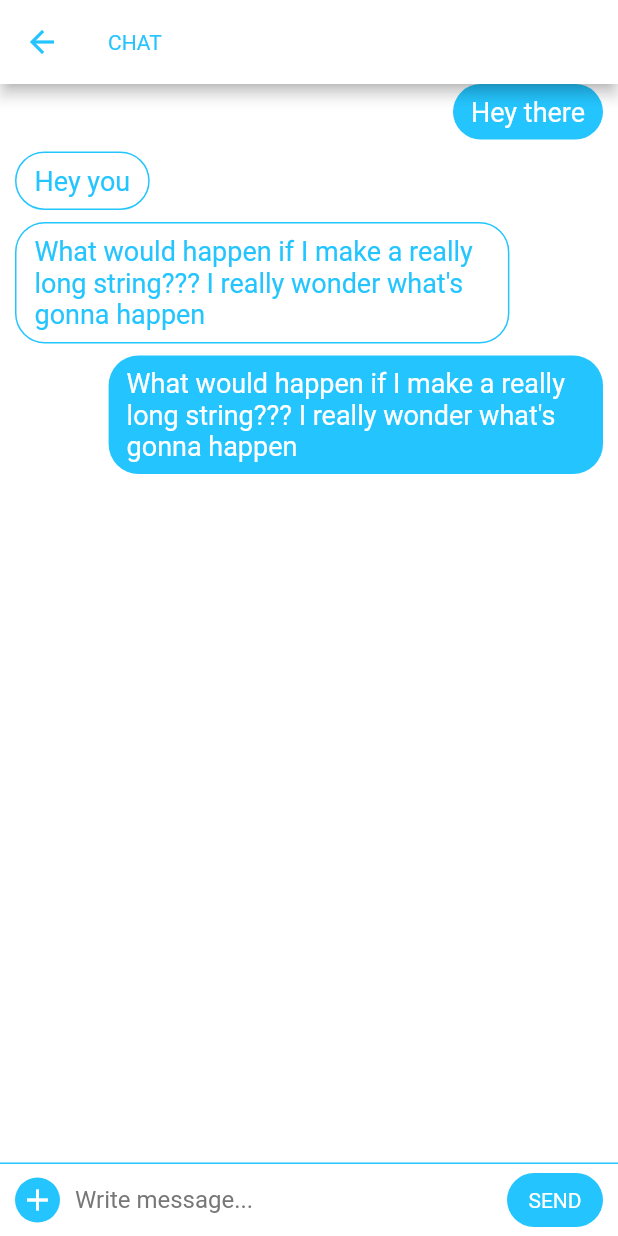
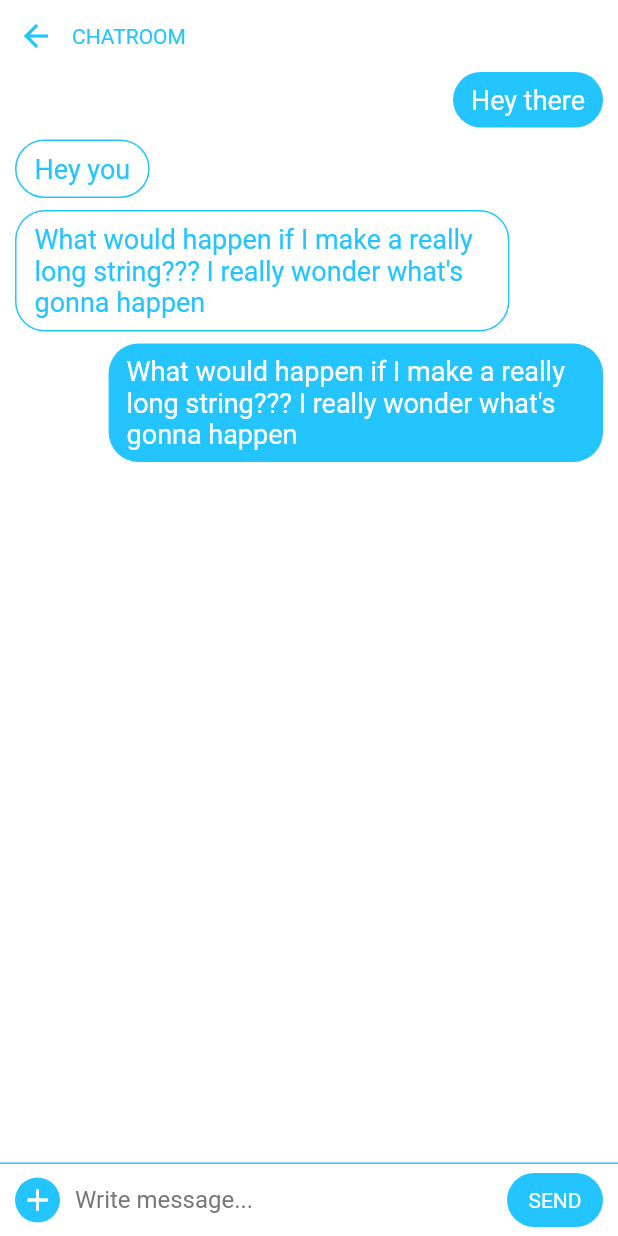
Before and after one commit to jameschoi97/sociaBLE_flutter, a Flutter app: the screen it shows after launch, after a tap on "Create a Room", on a phone screen of 412 x 824 dp. Run offline on Flutter 3.47's test engine with Material 2 defaults, Android fonts, the phone set to English and light mode, and no system bars; our stand-ins replace get; missing offline and left inert: blemulator.

Commit message:
no message

```diff
--- /dev/null
+++ b/lib/ble/peripheral_controller.dart
@@ -0,0 +1,57 @@
+import 'dart:typed_data';
+
+import 'package:blemulator/blemulator.dart';
+import 'package:get/get.dart';
+import 'package:sociable/config/constants/ble/ble_constants.dart';
+
+const _defaultUuid = '168B35A4-28EA-44A2-9D99-A0FF23DCC42B';
+const _defaultAdvertisementInterval = Duration(milliseconds: 800);
+
+class PeripheralController extends GetxController {
+  final blemulator = Blemulator();
+  SociablePeripheral peripheral;
+  SimulatedService service;
+  SimulatedCharacteristic characteristic;
+
+  void initialize(String name) {
+    characteristic =
+        SimulatedCharacteristic(uuid: _defaultUuid,
+            value: Uint8List(1)
+        );
+
+    service = SimulatedService(
+        uuid: _defaultUuid,
+        isAdvertised: true,
+        characteristics: [characteristic]);
+
+    peripheral = SociablePeripheral(
+      name: name,
+      id: BleConstants.uuid,
+      advertisementInterval: Duration(milliseconds: 800),
+      serviceList: [service],
+    );
+
+    blemulator.addSimulatedPeripheral(peripheral);
+    blemulator.simulate();
+  }
+
+  void startAdvertising() {}
+}
+
+class SociablePeripheral extends SimulatedPeripheral {
+  final String name;
+  final String id;
+  final Duration advertisementInterval;
+  final List<SimulatedService> serviceList;
+
+  SociablePeripheral({
+    this.name,
+    this.id = _defaultUuid,
+    this.advertisementInterval = _defaultAdvertisementInterval,
+    this.serviceList,
+  }) : super(
+            name: name,
+            id: id,
+            advertisementInterval: advertisementInterval,
+            services: serviceList);
+}
--- /dev/null
+++ b/lib/config/constants/ble/ble_constants.dart
@@ -0,0 +1,7 @@
+//constants
+
+const _uuid = '168B35A4-28EA-44A2-9D99-A0FF23DCC42B';
+
+class BleConstants {
+  static String get uuid => _uuid;
+}
--- a/lib/main.dart
+++ b/lib/main.dart
@@ -1,5 +1,6 @@
 import 'package:flutter/material.dart';
 import 'package:get/get.dart';
+import 'package:sociable/ble/peripheral_controller.dart';
 import 'package:sociable/config/constants/ui/theme_constants.dart';
 import 'package:sociable/ui/pages/chatroom/action/chat_input_controller.dart';
 import 'package:sociable/ui/pages/chatroom/action/chat_scroll_controller.dart';
--- a/lib/sociable_app.dart
+++ b/lib/sociable_app.dart
@@ -1,12 +1,14 @@
 import 'package:flutter/material.dart';
 import 'package:flutter/cupertino.dart';
 import 'package:get/get.dart';
+import 'package:sociable/ble/peripheral_controller.dart';
 import 'ui/pages/main_menu/main_menu_page.dart';
 import 'config/constants/ui/theme_constants.dart';
 
 class SociableApp extends StatelessWidget {
   @override
   Widget build(BuildContext context) {
+    Get.put(PeripheralController());
     var themeController = Get.find<SociableThemeController>();
     return GetMaterialApp(
       title: 'SociaBLE',
--- a/lib/ui/pages/chatroom/chatroom_page.dart
+++ b/lib/ui/pages/chatroom/chatroom_page.dart
@@ -1,6 +1,7 @@
 import 'package:flutter/cupertino.dart';
 import 'package:flutter/material.dart';
 import 'package:get/get.dart';
+import 'package:sociable/ble/peripheral_controller.dart';
 import 'package:sociable/config/constants/ui/theme_constants.dart';
 
 import 'action/chat_input_controller.dart';
@@ -12,6 +13,7 @@ class ChatroomPage extends StatelessWidget {
   final _themeController = Get.find<SociableThemeController>();
   final _chatInputController = Get.find<ChatInputController>();
   final _chatScrollController = Get.find<ChatScrollController>();
+  final _peripheralController = Get.find<PeripheralController>();
 
   List<ChatMessage> messages = [
     ChatMessage(messageContent: 'Hey there', messageType: 'receiver'),
@@ -29,20 +31,26 @@ class ChatroomPage extends StatelessWidget {
   @override
   Widget build(BuildContext context) {
     final _screenWidth = MediaQuery.of(context).size.width.obs;
+    _peripheralController.initialize('id');
     return Container(
       color: _themeController.theme.colorSet.backgroundColor,
       child: SafeArea(
         child: Scaffold(
-            appBar: AppBar(
-              title: Text('CHAT'),
-              backgroundColor: Colors.white,
-              iconTheme: IconThemeData(
-                  color: _themeController.theme.colorSet.sociableBlue),
-              textTheme: TextTheme(
-                  headline6: TextStyle(
-                      color: _themeController.theme.colorSet.sociableBlue)),
-            ),
             body: Column(children: [
+              Row(children: [
+                IconButton(
+                    icon: Icon(
+                      Icons.arrow_back,
+                      color: _themeController.theme.colorSet.sociableBlue,
+                    ),
+                    onPressed: () {
+                      Navigator.pop(context);
+                    }
+                    ),
+                Expanded(
+                    child: Text('CHATROOM')
+                ),
+              ]),
               Expanded(
                   child: Obx(() => ListView.builder(
                         controller: _chatScrollController,
@@ -58,9 +66,7 @@ class ChatroomPage extends StatelessWidget {
                                     maxWidth: _screenWidth.value * 0.8,
                                   ),
                                   margin: EdgeInsets.only(
-                                      left: 10,
-                                      right: 10,
-                                      bottom: 8),
+                                      left: 10, right: 10, bottom: 8),
                                   padding: EdgeInsets.symmetric(
                                       horizontal: 12, vertical: 8),
                                   decoration: BoxDecoration(
--- a/pubspec.yaml
+++ b/pubspec.yaml
@@ -24,6 +24,8 @@ dependencies:
   flutter:
     sdk: flutter
   get: ^4.1.1
+  blemulator: ^1.2.1
+  flutter_ble_lib: ^2.3.2
 
 
   # The following adds the Cupertino Icons font to your application.
```
Also changed, not shown: pubspec.lock, 17 other files.
